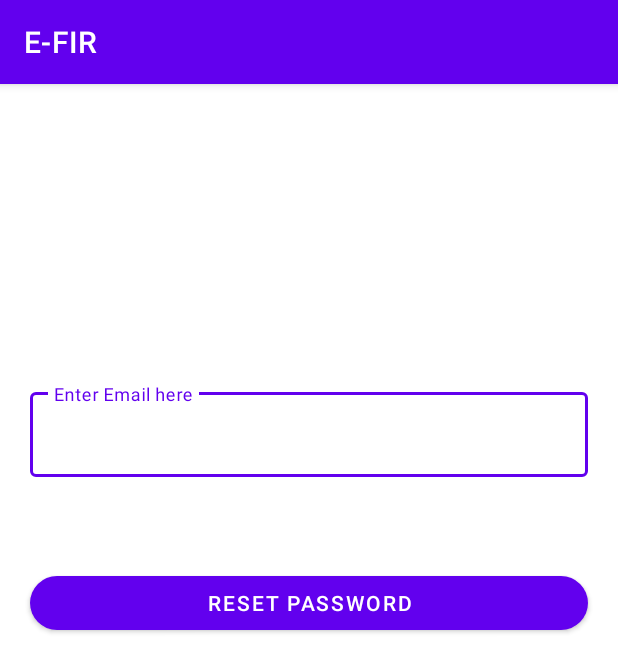
After one commit to viren06/E-FIR, an Android app: the forgot_password screen opened directly, with no data from a screen before it, on a phone screen of 412 x 824 dp. The commit adds this screen. Shown: the top 672 px of the screen. Run offline under Robolectric (Android 15) with nearby library versions, the phone set to English and light mode, and no system bars; our stand-ins replace Firebase (no records; nobody signed in at launch, a user with empty details on screens opened directly); Roboto replaces fonts that are not available here.

Commit message:
forget password for admin done. And strted workoing on the manage admin.

```diff
--- /dev/null
+++ b/app/src/main/java/com/example/e_fir/forgot_password.kt
@@ -0,0 +1,31 @@
+package com.example.e_fir
+
+import android.content.Intent
+import androidx.appcompat.app.AppCompatActivity
+import android.os.Bundle
+import android.widget.Button
+import android.widget.EditText
+import android.widget.Toast
+import com.google.firebase.auth.FirebaseAuth
+
+class forgot_password : AppCompatActivity() {
+    override fun onCreate(savedInstanceState: Bundle?) {
+        super.onCreate(savedInstanceState)
+        setContentView(R.layout.activity_forgot_password)
+
+        var mauth= FirebaseAuth.getInstance()
+        val button27=findViewById<Button>(R.id.button27)
+        button27.setOnClickListener{
+            val emailAddress  = findViewById<EditText>(R.id.forget_email).text.toString()
+            mauth!!.sendPasswordResetEmail(emailAddress)
+                .addOnCompleteListener { task ->
+                    if(task.isSuccessful){
+                        Toast.makeText(this,"Link send", Toast.LENGTH_SHORT).show()
+                        startActivity(Intent(this,Superadmin_login::class.java))
+                        finish()
+                    }
+
+                }
+        }
+    }
+}
--- /dev/null
+++ b/app/src/main/res/layout/activity_forgot_password.xml
@@ -0,0 +1,45 @@
+<?xml version="1.0" encoding="utf-8"?>
+<androidx.constraintlayout.widget.ConstraintLayout xmlns:android="http://schemas.android.com/apk/res/android"
+    xmlns:app="http://schemas.android.com/apk/res-auto"
+    xmlns:tools="http://schemas.android.com/tools"
+    android:layout_width="match_parent"
+    android:layout_height="match_parent"
+    tools:context=".forgot_password">
+
+    <com.google.android.material.textfield.TextInputLayout
+        android:id="@+id/textInputLayout15"
+        style="@style/Widget.MaterialComponents.TextInputLayout.OutlinedBox"
+        android:layout_width="0dp"
+        android:layout_height="wrap_content"
+
+        android:layout_marginStart="20dp"
+        android:layout_marginTop="200dp"
+        android:layout_marginEnd="20dp"
+        app:layout_constraintEnd_toEndOf="parent"
+        app:layout_constraintStart_toStartOf="parent"
+        app:layout_constraintTop_toTopOf="parent"
+        tools:ignore="MissingConstraints">
+
+        <com.google.android.material.textfield.TextInputEditText
+            android:id="@+id/forget_email"
+            android:layout_width="match_parent"
+            android:layout_height="wrap_content"
+            android:hint="Enter Email here" />
+    </com.google.android.material.textfield.TextInputLayout>
+
+    <Button
+        android:id="@+id/button27"
+        android:layout_width="0dp"
+        android:layout_height="wrap_content"
+        android:layout_marginStart="20dp"
+        android:layout_marginEnd="20dp"
+        android:layout_marginTop="60dp"
+        android:text="Reset password"
+        app:layout_constraintEnd_toEndOf="parent"
+        app:layout_constraintHorizontal_bias="0.0"
+        app:layout_constraintStart_toStartOf="parent"
+        app:layout_constraintTop_toBottomOf="@+id/textInputLayout15"
+        app:cornerRadius="24dp"
+        />
+
+</androidx.constraintlayout.widget.ConstraintLayout>
```
Also changed, not shown: app/src/main/AndroidManifest.xml (+8 -3 lines), app/src/main/java/com/example/e_fir/Superadmin_login.kt (+9 -0 lines), app/src/main/res/layout/activity_superadmin_login.xml (+4 -18 lines).
